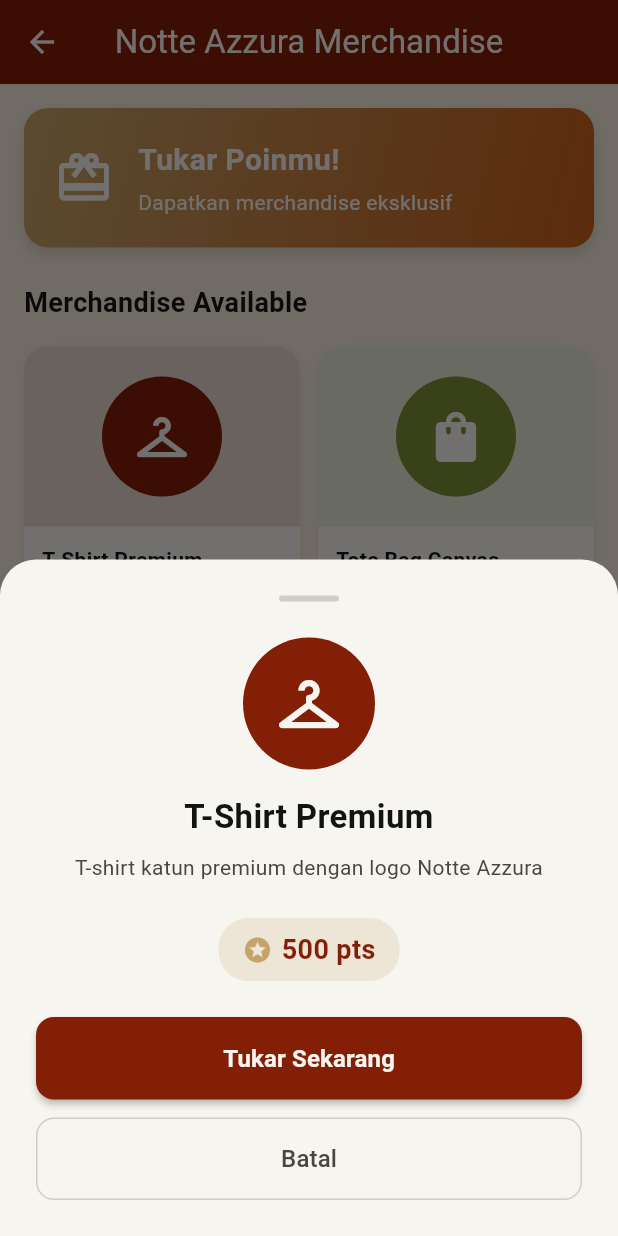
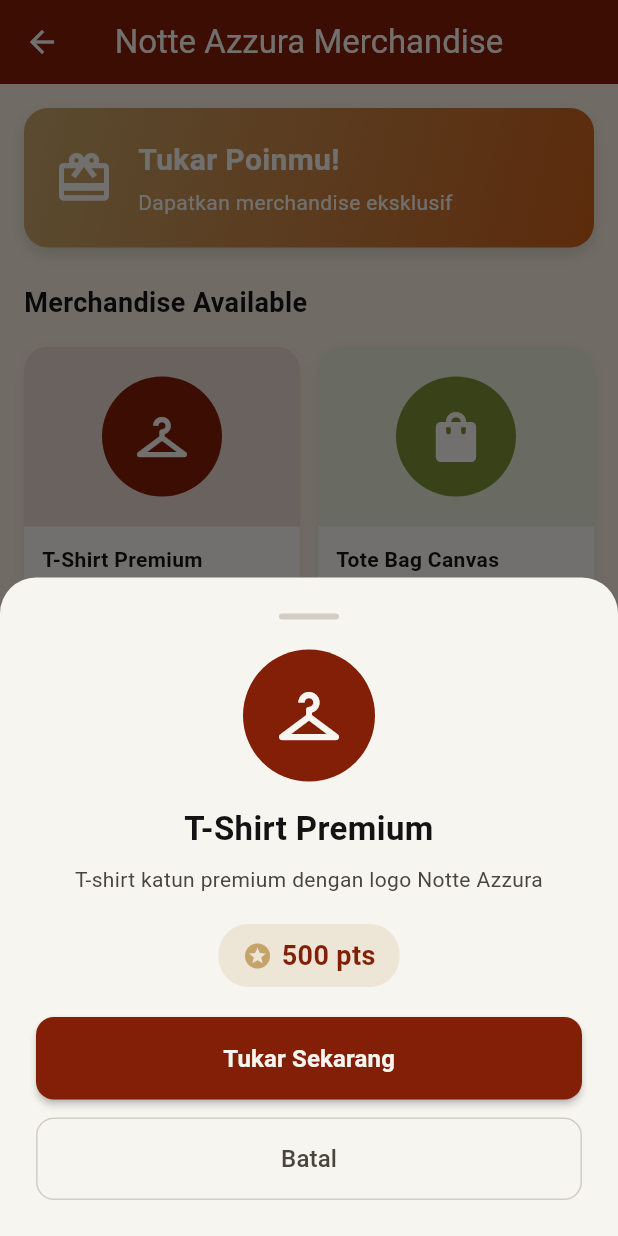
Before and after one commit to kathleenklavinka/Kelompok-2_UAS_MobileProgramming, a Flutter app: the MerchPage screen opened directly, after a tap on "T-Shirt Premium", on a phone screen of 412 x 824 dp. Run offline on Flutter 3.47's test engine with Material 3 defaults, Android fonts, the phone set to English and light mode, and no system bars; our stand-ins replace file_picker, shared_preferences; accounts and stored records are empty.

Commit message:
adjust pages layouts

```diff
--- a/lib/pages/home_page.dart
+++ b/lib/pages/home_page.dart
@@ -507,7 +507,7 @@
           ],
         ),
         child: Padding(
-          padding: const EdgeInsets.all(20),
+          padding: const EdgeInsets.all(15),
           child: Column(
             crossAxisAlignment: CrossAxisAlignment.start,
             mainAxisAlignment: MainAxisAlignment.spaceBetween,
--- a/lib/pages/merch_page.dart
+++ b/lib/pages/merch_page.dart
@@ -313,7 +313,7 @@
               ),
             ),
 
-            const SizedBox(height: 24),
+            const SizedBox(height: 20),
 
             Container(
               padding: const EdgeInsets.all(20),
@@ -341,7 +341,7 @@
               textAlign: TextAlign.center,
             ),
 
-            const SizedBox(height: 24),
+            const SizedBox(height: 20),
 
             Container(
               padding: const EdgeInsets.symmetric(horizontal: 16, vertical: 8),
@@ -366,7 +366,7 @@
               ),
             ),
 
-            const SizedBox(height: 24),
+            const SizedBox(height: 20),
 
             SizedBox(
               width: double.infinity,
```
